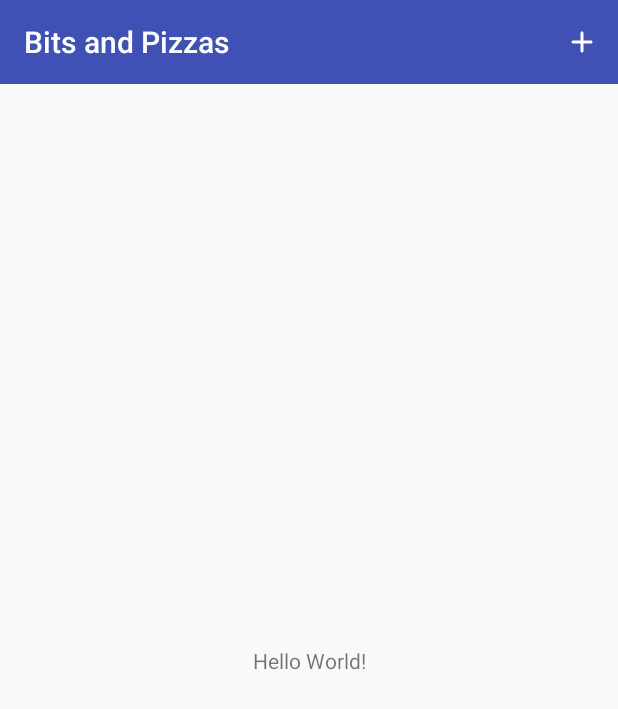
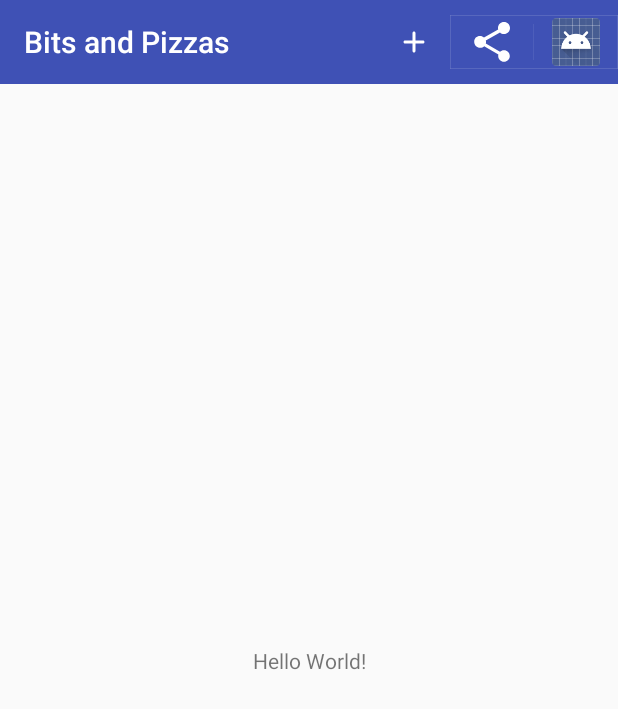
Before and after one commit to Aleksei-L/Bits_and_Pizzas, an Android app: the screen it shows after launch (MainActivity), on a phone screen of 412 x 824 dp. Shown: the top 709 px of the screen. Run offline under Robolectric (Android 15) with nearby library versions, the phone set to English and light mode, and no system bars.

Commit message:
Added action provider

```diff
--- a/app/src/main/java/com/example/bitsandpizzas/MainActivity.kt
+++ b/app/src/main/java/com/example/bitsandpizzas/MainActivity.kt
@@ -5,8 +5,12 @@ import androidx.appcompat.app.AppCompatActivity
 import android.os.Bundle
 import android.view.Menu
 import android.view.MenuItem
+import androidx.appcompat.widget.ShareActionProvider
+import androidx.core.view.MenuItemCompat
 
 class MainActivity : AppCompatActivity() {
+	private lateinit var shareActionProvider: ShareActionProvider
+
 	override fun onCreate(savedInstanceState: Bundle?) {
 		super.onCreate(savedInstanceState)
 		setContentView(R.layout.activity_main)
@@ -15,6 +19,11 @@ class MainActivity : AppCompatActivity() {
 
 	override fun onCreateOptionsMenu(menu: Menu?): Boolean {
 		menuInflater.inflate(R.menu.menu_main, menu)
+
+		val menuItem = menu!!.findItem(R.id.action_share)
+		shareActionProvider = MenuItemCompat.getActionProvider(menuItem) as ShareActionProvider
+		setShareActionIntent("Want to join me for pizza?")
+
 		return super.onCreateOptionsMenu(menu)
 	}
 
@@ -25,4 +34,11 @@ class MainActivity : AppCompatActivity() {
 		}
 		return super.onOptionsItemSelected(item)
 	}
+
+	private fun setShareActionIntent(text: String) {
+		val myIntent = Intent(Intent.ACTION_SEND)
+		myIntent.type = "text/plain"
+		intent.putExtra(Intent.EXTRA_TEXT, text)
+		shareActionProvider.setShareIntent(intent)
+	}
 }
--- a/app/src/main/res/menu/menu_main.xml
+++ b/app/src/main/res/menu/menu_main.xml
@@ -8,4 +8,11 @@
         android:orderInCategory="1"
         android:title="@string/create_order"
         app:showAsAction="ifRoom" />
+
+    <item
+        android:id="@+id/action_share"
+        android:orderInCategory="2"
+        android:title="@string/action_share"
+        app:actionProviderClass="androidx.appcompat.widget.ShareActionProvider"
+        app:showAsAction="ifRoom" />
 </menu>
--- a/app/src/main/res/values/strings.xml
+++ b/app/src/main/res/values/strings.xml
@@ -1,4 +1,5 @@
 <resources>
     <string name="app_name">Bits and Pizzas</string>
     <string name="create_order">Create Order</string>
+    <string name="action_share">Share</string>
 </resources>
```
